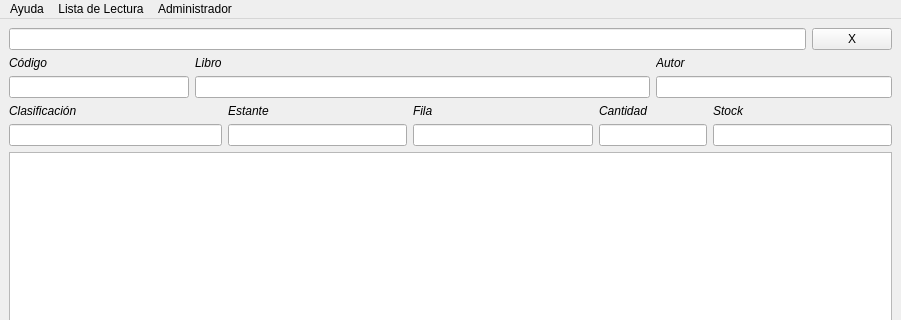
Old version of the form desktop/ui/main.ui in the repository Now314/CRUD-Biblioteca-BiblioOrg8-; both pictures show x 0 to 901 and y 0 to 320 of the 901 by 605 pixel window.
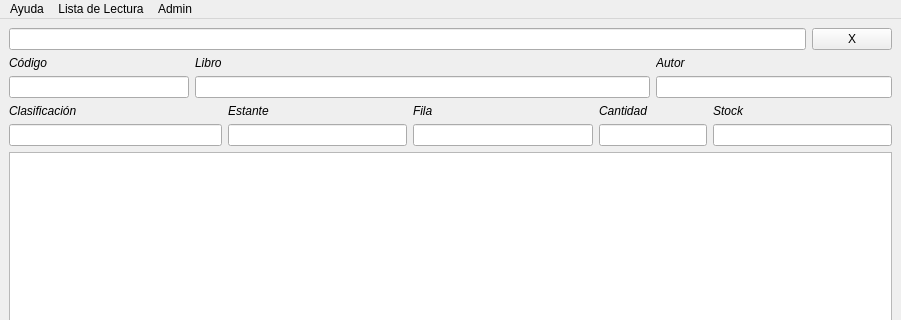
New version of the form.

```diff
--- a/desktop/ui/main.ui
+++ b/desktop/ui/main.ui
@@ -187,14 +187,14 @@
      <string>Lista de Lectura</string>
     </property>
    </widget>
-   <widget class="QMenu" name="menuAdministrador">
+   <widget class="QMenu" name="menuAdmin">
     <property name="title">
-     <string>Administrador</string>
+     <string>Admin</string>
     </property>
    </widget>
    <addaction name="menuAyuda"/>
    <addaction name="menuLista_de_Lectura"/>
-   <addaction name="menuAdministrador"/>
+   <addaction name="menuAdmin"/>
   </widget>
   <widget class="QStatusBar" name="statusbar"/>
   <action name="actionMapa">
```
Left out of the diff: 12 changed lines with no effect on the pictures.
